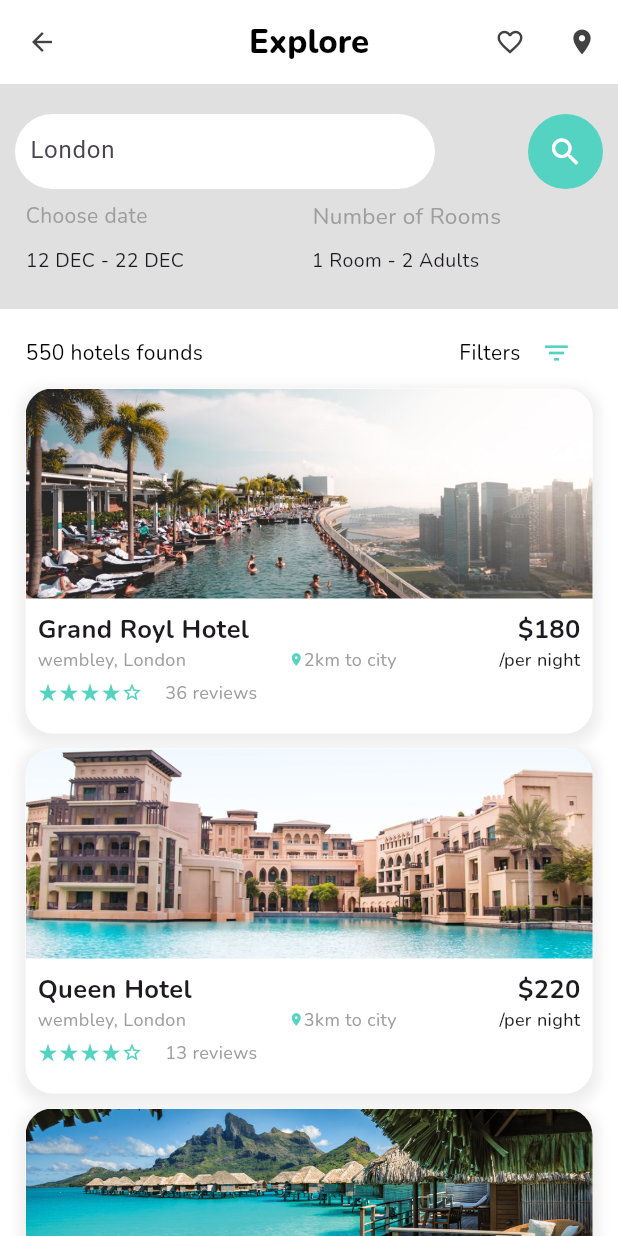
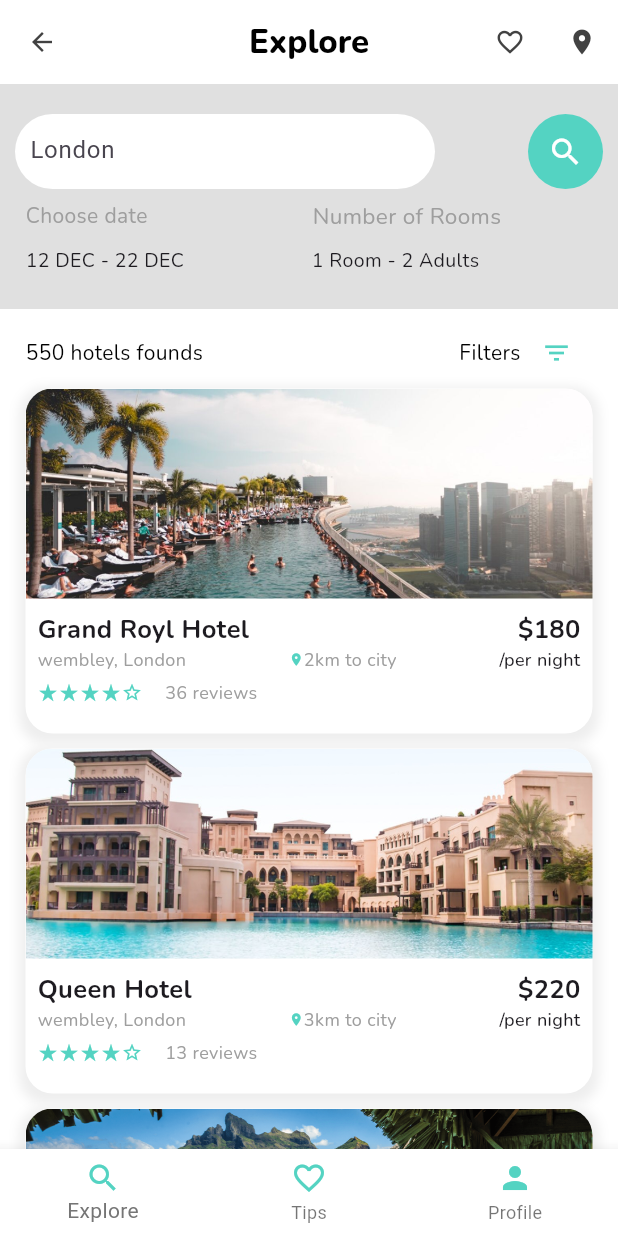
Before and after one commit to marc-wilfried/hotels_reservation_project, a Flutter app: the screen it shows after launch, on a phone screen of 412 x 824 dp. Run offline on Flutter 3.47's test engine with Material 3 defaults, Android fonts, the phone set to English and light mode, and no system bars; our stand-ins replace google_fonts.

```diff
--- a/lib/main.dart
+++ b/lib/main.dart
@@ -52,6 +52,33 @@ class MyApp extends StatelessWidget {
             ],
           ),
         ),
+        bottomNavigationBar: BottomNavigationBar(
+          backgroundColor: Colors.white,
+                selectedItemColor: Colors.grey[600],
+                items: [
+                    BottomNavigationBarItem(
+                    icon: Icon(
+                      Icons.search,
+                      color: dGreen,
+                    ),
+                    label: 'Explore'
+                  ),
+                    BottomNavigationBarItem(
+                    icon: Icon(
+                      Icons.favorite_border_outlined,
+                      color: dGreen,
+                    ),
+                    label: 'Tips', // Ajout du label
+                  ),
+                    BottomNavigationBarItem(
+                    icon: Icon(
+                      Icons.person,
+                      color: dGreen,
+                    ),
+                    label: 'Profile', // Ajout du label
+                  ),
+                ],
+              ),
       ),
     );
   }
@@ -269,7 +296,7 @@ class _ViewHotelsSectionState extends State<ViewHotelsSection> {
                         offset: Offset(0, 3),
                       ),
                     ],
-                    borderRadius:  BorderRadius.all(
+                    borderRadius: BorderRadius.all(
                       Radius.circular(18),
                     ),
                     color: Colors.white,
```
